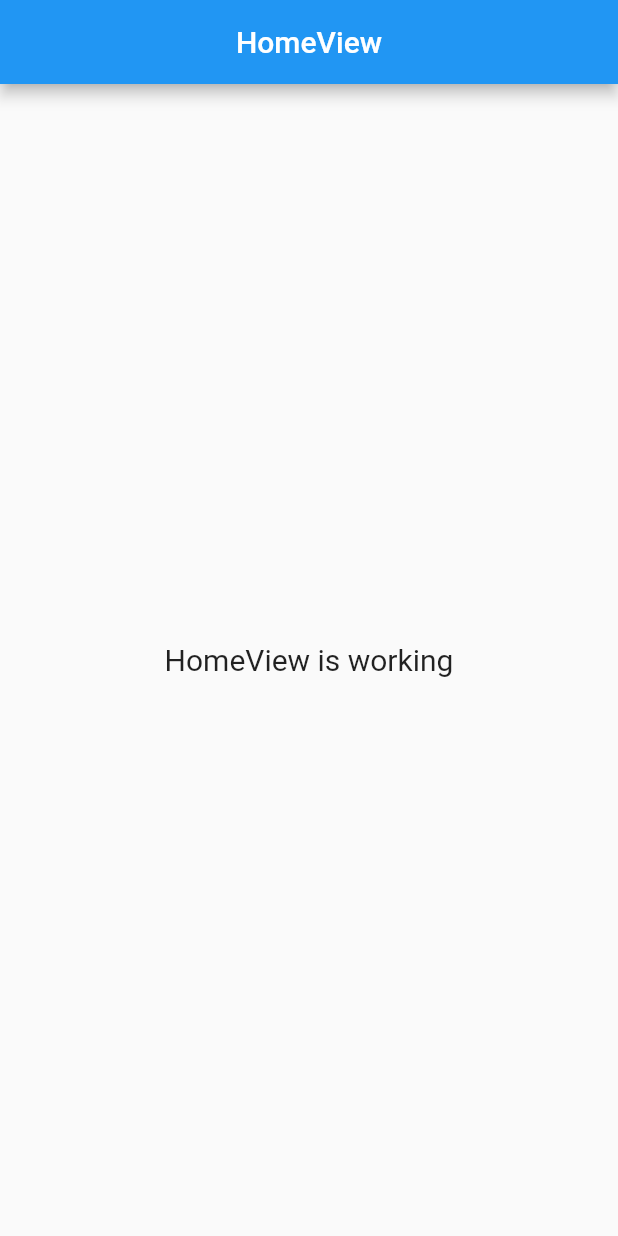
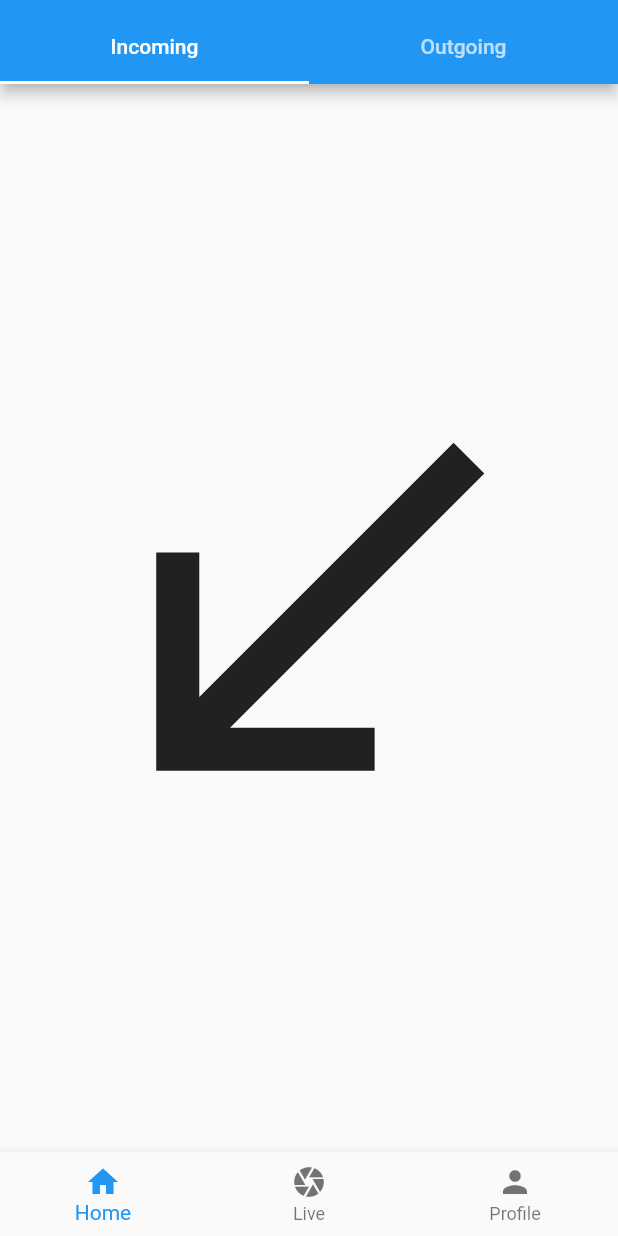
Before and after one commit to Lysander66/luffy, a Flutter app: the screen it shows after launch, on a phone screen of 412 x 824 dp. Run offline on Flutter 3.47's test engine with Material 2 defaults, Android fonts, the phone set to English and light mode, and no system bars; our stand-ins replace get, get_storage, logger.

Commit message:
BottomNavigationBar & TabBarView

```diff
--- a/lib/app/bindings/bindings.dart
+++ b/lib/app/bindings/bindings.dart
@@ -1,2 +1,4 @@
 export 'home_binding.dart';
+export 'live_binding.dart';
+export 'profile_binding.dart';
 export 'splash_binding.dart';
--- a/lib/app/modules/home/views/home_view.dart
+++ b/lib/app/modules/home/views/home_view.dart
@@ -1,22 +1,34 @@
 import 'package:flutter/material.dart';
 
-import 'package:get/get.dart';
+import 'incoming_view.dart';
+import 'outgoing_view.dart';
 
-import '../controllers/home_controller.dart';
+class HomeView extends StatelessWidget {
+  const HomeView({Key? key}) : super(key: key);
 
-class HomeView extends GetView<HomeController> {
-  const HomeView({Key? key}) : super(key: key);
   @override
   Widget build(BuildContext context) {
-    return Scaffold(
-      appBar: AppBar(
-        title: const Text('HomeView'),
-        centerTitle: true,
-      ),
-      body: Center(
-        child: Text(
-          'HomeView is working',
-          style: TextStyle(fontSize: 20),
+    return DefaultTabController(
+      length: 3,
+      child: Scaffold(
+        appBar: AppBar(
+          flexibleSpace: Column(
+            mainAxisAlignment: MainAxisAlignment.end,
+            children: [
+              TabBar(
+                tabs: [
+                  Tab(text: 'Incoming'),
+                  Tab(text: 'Outgoing'),
+                ],
+              )
+            ],
+          ),
+        ),
+        body: TabBarView(
+          children: [
+            IncomingView(),
+            OutgoingView(),
+          ],
         ),
       ),
     );
--- /dev/null
+++ b/lib/app/modules/home/views/incoming_view.dart
@@ -0,0 +1,29 @@
+import 'package:flutter/material.dart';
+
+class IncomingView extends StatefulWidget {
+  const IncomingView({Key? key}) : super(key: key);
+
+  @override
+  State<IncomingView> createState() => _IncomingViewState();
+}
+
+class _IncomingViewState extends State<IncomingView>
+    with AutomaticKeepAliveClientMixin<IncomingView> {
+  @override
+  Widget build(BuildContext context) {
+    super.build(context);
+    return Scaffold(
+      body: Center(
+        child: Column(
+          mainAxisAlignment: MainAxisAlignment.center,
+          children: [
+            Icon(Icons.call_received, size: 350),
+          ],
+        ),
+      ),
+    );
+  }
+
+  @override
+  bool get wantKeepAlive => true;
+}
--- a/lib/app/modules/screens.dart
+++ b/lib/app/modules/screens.dart
@@ -1,2 +1,4 @@
 export 'home/views/home_view.dart';
-export 'splash/views/splash_view.dart';
+export 'live/views/live_view.dart';
+export 'profile/views/profile_view.dart';
+export 'splash/views/splash_screen.dart';
--- /dev/null
+++ b/lib/app/modules/splash/views/splash_screen.dart
@@ -0,0 +1,45 @@
+import 'package:flutter/material.dart';
+
+import '../../home/views/home_view.dart';
+import '../../live/views/live_view.dart';
+import '../../profile/views/profile_view.dart';
+
+class SplashScreen extends StatefulWidget {
+  const SplashScreen({Key? key}) : super(key: key);
+
+  @override
+  State<SplashScreen> createState() => _SplashScreenState();
+}
+
+class _SplashScreenState extends State<SplashScreen> {
+  int _selectedIndex = 0;
+
+  void _onItemTapped(int index) {
+    setState(() {
+      _selectedIndex = index;
+    });
+  }
+
+  @override
+  Widget build(BuildContext context) {
+    return Scaffold(
+      body: IndexedStack(
+        index: _selectedIndex,
+        children: [
+          HomeView(),
+          LiveView(),
+          ProfileView(),
+        ],
+      ),
+      bottomNavigationBar: BottomNavigationBar(
+        items: const <BottomNavigationBarItem>[
+          BottomNavigationBarItem(icon: Icon(Icons.home), label: 'Home'),
+          BottomNavigationBarItem(icon: Icon(Icons.camera), label: 'Live'),
+          BottomNavigationBarItem(icon: Icon(Icons.person), label: 'Profile'),
+        ],
+        onTap: _onItemTapped,
+        currentIndex: _selectedIndex,
+      ),
+    );
+  }
+}
--- a/lib/app/routes/app_routes.dart
+++ b/lib/app/routes/app_routes.dart
@@ -5,10 +5,14 @@ abstract class Routes {
   Routes._();
   static const HOME = _Paths.HOME;
   static const SPLASH = _Paths.SPLASH;
+  static const PROFILE = _Paths.PROFILE;
+  static const LIVE = _Paths.LIVE;
 }
 
 abstract class _Paths {
   _Paths._();
   static const HOME = '/home';
   static const SPLASH = '/splash';
+  static const PROFILE = '/profile';
+  static const LIVE = '/live';
 }
--- a/lib/main.dart
+++ b/lib/main.dart
@@ -1,9 +1,11 @@
 import 'package:flutter/material.dart';
 import 'package:get/get.dart';
+import 'package:get_storage/get_storage.dart';
 
 import 'app/routes/app_pages.dart';
 
-void main() {
+Future<void> main() async {
+  await GetStorage.init();
   runApp(
     GetMaterialApp(
       title: "Application",
--- a/pubspec.yaml
+++ b/pubspec.yaml
@@ -12,6 +12,7 @@ dependencies:
     sdk: flutter
   logger: ^1.1.0
   http: ^0.13.5
+  get_storage: ^2.0.3
 
 dev_dependencies:
   flutter_lints: 2.0.1
```
Also changed, not shown: lib/app/bindings/live_binding.dart (added, +12 -0 lines), lib/app/bindings/profile_binding.dart (added, +12 -0 lines), lib/app/modules/home/views/outgoing_view.dart (added, +36 -0 lines), lib/app/modules/live/controllers/live_controller.dart (added, +23 -0 lines), lib/app/modules/live/views/live_view.dart (added, +25 -0 lines), lib/app/modules/profile/controllers/profile_controller.dart (added, +23 -0 lines), lib/app/modules/profile/views/profile_view.dart (added, +87 -0 lines), lib/app/modules/splash/views/splash_view.dart (deleted, +0 -24 lines), lib/app/routes/app_pages.dart (+12 -2 lines), pubspec.lock, 2 other files.
